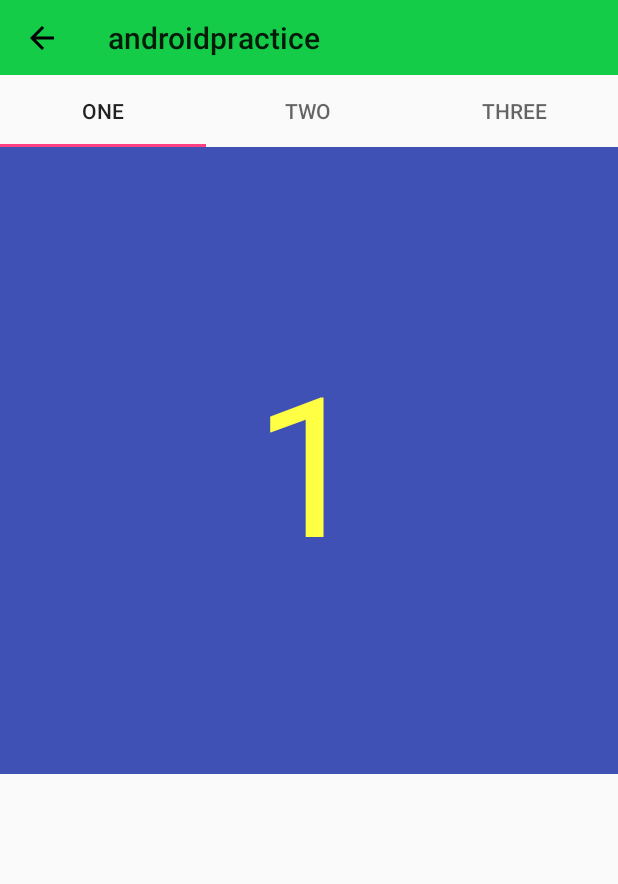
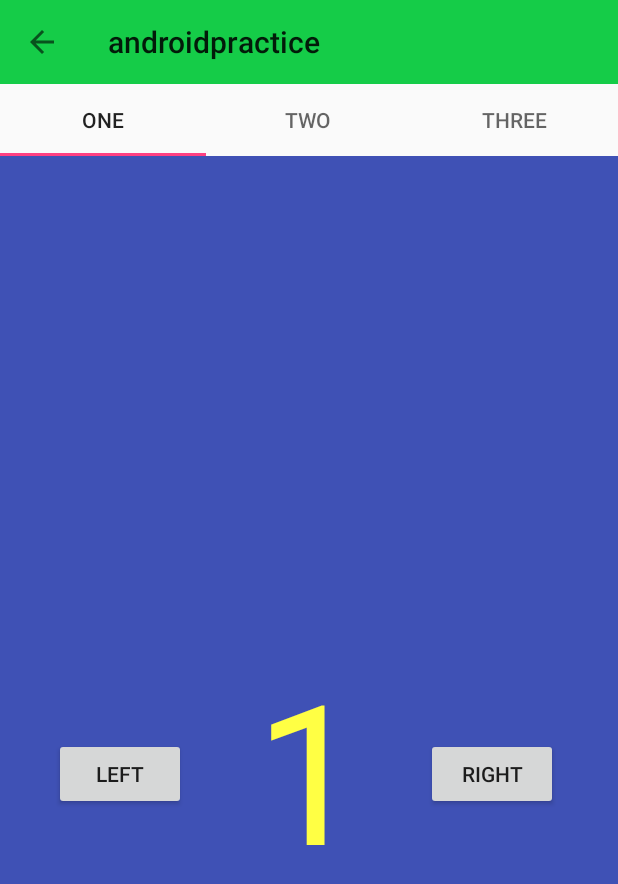
Before and after one commit to Kham300/androidpractice, an Android app: the PageViewActivity screen opened directly, with no data from a screen before it, on a phone screen of 412 x 824 dp. Shown: the top 884 px of the screen. Run offline under Robolectric (Android 15) with nearby library versions, the phone set to English and light mode, and no system bars.

Commit message:
before making recycler view

```diff
--- a/app/src/main/java/io/mycompany/androidpractice/PageViewActivity.java
+++ b/app/src/main/java/io/mycompany/androidpractice/PageViewActivity.java
@@ -20,6 +20,7 @@ public class PageViewActivity extends AppCompatActivity {
 
     private TabLayout tabLayout;
     private ViewPager viewPager;
+    private Toolbar toolbar;
     TabsPagerFragmentAdapter adapter = new TabsPagerFragmentAdapter(getSupportFragmentManager());
 
 
@@ -35,13 +36,16 @@ public class PageViewActivity extends AppCompatActivity {
     }
 
     private void initToolbar() {
-        Toolbar toolbar = findViewById(R.id.toolbar);
-        toolbar.setNavigationIcon(R.drawable.ic_arrow_back_black_24dp);
 
+        toolbar = findViewById(R.id.toolbar);
         setSupportActionBar(toolbar);
-        Objects.requireNonNull(getSupportActionBar()).setDisplayHomeAsUpEnabled(true);
 
-        toolbar.setOnClickListener(new View.OnClickListener() {
+        if (getSupportActionBar() != null){
+            getSupportActionBar().setDisplayShowHomeEnabled(true);
+            getSupportActionBar().setDisplayHomeAsUpEnabled(true);
+        }
+
+        toolbar.setNavigationOnClickListener(new View.OnClickListener() {
             @Override
             public void onClick(View view) {
                 finish();
--- a/app/src/main/res/layout/activity_page_view.xml
+++ b/app/src/main/res/layout/activity_page_view.xml
@@ -7,20 +7,21 @@
     android:layout_height="match_parent"
     tools:context=".PageViewActivity">
 
-    <include
-        layout="@layout/toolbar" />
-
+    <android.support.v7.widget.Toolbar xmlns:android="http://schemas.android.com/apk/res/android"
+        android:id="@+id/toolbar"
+        android:layout_width="match_parent"
+        android:layout_height="wrap_content"
+        android:background="#ff15cc48"></android.support.v7.widget.Toolbar>
 
     <android.support.design.widget.TabLayout
         android:id="@+id/tabLayout"
         android:layout_width="match_parent"
         android:layout_height="wrap_content"
+        app:layout_constraintTop_toBottomOf="@+id/toolbar"
         app:tabGravity="fill"
         app:tabMode="fixed"
         tools:ignore="MissingConstraints"
-        tools:layout_editor_absoluteX="0dp"
-        tools:layout_editor_absoluteY="50dp"
-        android:paddingTop="50dp">
+        tools:layout_editor_absoluteX="0dp">
 
     </android.support.design.widget.TabLayout>
 
@@ -28,9 +29,8 @@
     <android.support.v4.view.ViewPager
         android:id="@+id/viewPager"
         android:layout_width="match_parent"
-        android:layout_height="418dp"
+        android:layout_height="0dp"
         app:layout_constraintTop_toBottomOf="@+id/tabLayout"
-        tools:ignore="MissingConstraints"
         tools:layout_editor_absoluteX="0dp" />
 
 </android.support.constraint.ConstraintLayout>
--- a/app/src/main/res/layout/fragment_one.xml
+++ b/app/src/main/res/layout/fragment_one.xml
@@ -5,43 +5,46 @@
     android:layout_width="match_parent"
     android:layout_height="wrap_content"
     android:layout_gravity="center"
-    android:background="@color/colorBlue">
+    android:background="@color/colorBlue"
+    tools:layout_editor_absoluteY="221dp">
 
     <TextView
         android:id="@+id/textView1"
         android:layout_width="wrap_content"
         android:layout_height="wrap_content"
+        android:layout_marginBottom="8dp"
+        android:layout_marginEnd="5dp"
         android:gravity="center"
         android:text="1"
         android:textColor="@color/colorYellow"
         android:textSize="130dp"
         app:layout_constraintBottom_toBottomOf="parent"
-        app:layout_constraintEnd_toEndOf="parent"
-        app:layout_constraintStart_toStartOf="parent"
+        app:layout_constraintEnd_toStartOf="@+id/button_1_right"
+        app:layout_constraintStart_toEndOf="@+id/button1_left"
         app:layout_constraintTop_toTopOf="parent" />
 
     <Button
         android:id="@+id/button1_left"
         android:layout_width="wrap_content"
         android:layout_height="wrap_content"
-        android:layout_marginBottom="72dp"
-        android:layout_marginStart="58dp"
-        android:layout_marginTop="75dp"
+        android:layout_marginEnd="10dp"
+        android:onClick="moveToLeft"
         android:text="Left"
-        android:onClick="moveToLeft"
         app:layout_constraintBottom_toBottomOf="parent"
+        app:layout_constraintEnd_toStartOf="@+id/textView1"
         app:layout_constraintStart_toStartOf="parent"
-        app:layout_constraintTop_toBottomOf="@+id/textView1" />
+        app:layout_constraintTop_toTopOf="parent" />
 
     <Button
         android:id="@+id/button_1_right"
         android:layout_width="wrap_content"
         android:layout_height="wrap_content"
-        android:layout_marginEnd="39dp"
+        android:layout_marginEnd="4dp"
+        android:onClick="moveToRight"
         android:text="right"
-        android:onClick="moveToRight"
-        app:layout_constraintBottom_toBottomOf="@+id/button1_left"
+        app:layout_constraintBottom_toBottomOf="parent"
         app:layout_constraintEnd_toEndOf="parent"
-        app:layout_constraintTop_toTopOf="@+id/button1_left" />
+        app:layout_constraintStart_toEndOf="@+id/textView1"
+        app:layout_constraintTop_toTopOf="parent" />
 
 </android.support.constraint.ConstraintLayout>
```
Also changed, not shown: app/src/main/java/io/mycompany/androidpractice/fragments/ExampleFragment.java (deleted, +0 -33 lines), app/src/main/res/layout/fragment_example.xml (deleted, +0 -22 lines).
